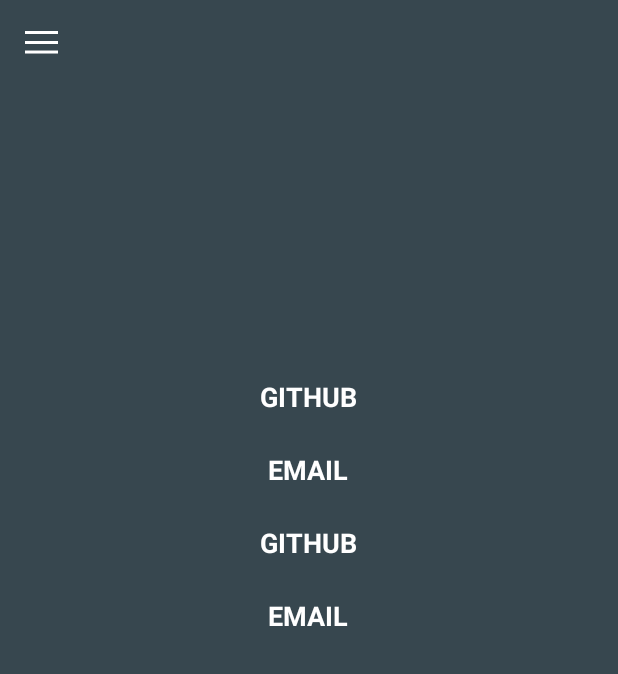
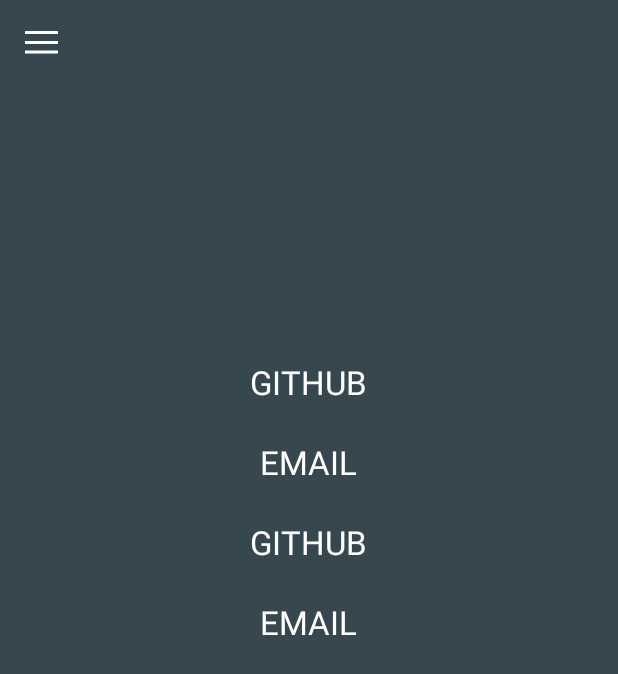
Before and after one commit to Yat3s/Caper, an Android app: the screen it shows after launch (MainActivity), after a tap on an icon or button, on a phone screen of 412 x 824 dp. Shown: the top 674 px of the screen. Run offline under Robolectric (Android 15) with nearby library versions, the phone set to English and light mode, and no system bars; our stand-ins replace ButterKnife; 1 statement that could not run was skipped; 1 other tap on this screen came first.

Commit message:
Added font

```diff
--- a/app/src/main/java/com/yat3s/demo/caper/App.java
+++ b/app/src/main/java/com/yat3s/demo/caper/App.java
@@ -9,7 +9,7 @@ import android.graphics.Typeface;
  * GitHub: https://github.com/yat3s
  */
 public class App extends Application {
-    private static final String PATH_CONTENT_TEXT_TYPEFACE = "fonts/kilsonburg.ttf";
+    private static final String PATH_CONTENT_TEXT_TYPEFACE = "fonts/DAYPBL__.ttf";
     public static Typeface sContentTextTypeface;
 
     @Override
--- a/app/src/main/java/com/yat3s/demo/caper/MainActivity.java
+++ b/app/src/main/java/com/yat3s/demo/caper/MainActivity.java
@@ -19,6 +19,7 @@ import android.widget.LinearLayout;
 import android.widget.TextView;
 
 import com.yat3s.demo.caper.widget.AnimateLayout;
+import com.yat3s.demo.caper.widget.ContentTextView;
 import com.yat3s.demo.caper.widget.GuillotineInterpolator;
 import com.yat3s.demo.caper.widget.ViewWrapper;
 
@@ -39,7 +40,7 @@ public class MainActivity extends AppCompatActivity {
     @BindView(R.id.toolbar)
     FrameLayout toolbar;
     @BindView(R.id.title_tv)
-    TextView titleTv;
+    ContentTextView titleTv;
     @BindView(R.id.performance_layout)
     AnimateLayout performanceLayout;
     @BindView(R.id.performance_viewpager)
@@ -68,7 +69,7 @@ public class MainActivity extends AppCompatActivity {
     }
 
     private void configureViewpager() {
-        final String[] itemTitles = new String[]{"1", "2222", "3333"};
+        final String[] itemTitles = new String[]{"Pager1", "Pager2", "Pager3"};
 
         performanceViewpager.setAdapter(new PagerAdapter() {
             @Override
@@ -148,7 +149,6 @@ public class MainActivity extends AppCompatActivity {
 
             @Override
             public void onAnimationEnd(Animator animation) {
-                titleTv.setVisibility(View.VISIBLE);
             }
 
             @Override
@@ -167,9 +167,10 @@ public class MainActivity extends AppCompatActivity {
             public void onClick(View v) {
                 if (menuIsOpen) {
                     mCloseMenuAnimator.start();
+                    titleTv.animate().alpha(1).start();
                 } else {
                     mOpenMenuAnimator.start();
-                    titleTv.setVisibility(View.GONE);
+                    titleTv.animate().alpha(0).start();
                 }
                 menuIsOpen = !menuIsOpen;
             }
--- a/app/src/main/java/com/yat3s/demo/caper/widget/ContentTextView.java
+++ b/app/src/main/java/com/yat3s/demo/caper/widget/ContentTextView.java
@@ -27,8 +27,8 @@ public class ContentTextView extends TextView {
     }
 
     private void init() {
-//        if (!isInEditMode()) {
-//            setTypeface(App.sContentTextTypeface);
-//        }
+        if (!isInEditMode()) {
+            setTypeface(App.sContentTextTypeface);
+        }
     }
 }
--- a/app/src/main/res/layout/layout_profile.xml
+++ b/app/src/main/res/layout/layout_profile.xml
@@ -18,30 +18,18 @@
 
     <com.yat3s.demo.caper.widget.ContentTextView
         style="@style/ProfileItemText"
-        android:layout_width="wrap_content"
-        android:layout_height="wrap_content"
-        android:layout_marginTop="36dp"
         android:text="GITHUB"/>
 
     <com.yat3s.demo.caper.widget.ContentTextView
         style="@style/ProfileItemText"
-        android:layout_width="wrap_content"
-        android:layout_height="wrap_content"
-        android:layout_marginTop="24dp"
         android:text="EMAIL"/>
 
     <com.yat3s.demo.caper.widget.ContentTextView
         style="@style/ProfileItemText"
-        android:layout_width="wrap_content"
-        android:layout_height="wrap_content"
-        android:layout_marginTop="24dp"
         android:text="GITHUB"/>
 
     <com.yat3s.demo.caper.widget.ContentTextView
         style="@style/ProfileItemText"
-        android:layout_width="wrap_content"
-        android:layout_height="wrap_content"
-        android:layout_marginTop="24dp"
         android:text="EMAIL"/>
 
 </LinearLayout>
--- a/app/src/main/res/layout/layout_toolbar.xml
+++ b/app/src/main/res/layout/layout_toolbar.xml
@@ -7,13 +7,14 @@
     android:layout_height="?attr/actionBarSize"
     tools:showIn="@layout/activity_main">
 
-    <TextView
+    <com.yat3s.demo.caper.widget.ContentTextView
         android:id="@+id/title_tv"
         android:layout_width="wrap_content"
         android:layout_height="wrap_content"
         android:layout_gravity="center"
         android:text="TITLE"
         android:textColor="@color/md_white_1000"
+        android:textSize="@dimen/text_size_medium"
         android:textStyle="bold"/>
 
     <ImageView
--- a/app/src/main/res/values/styles.xml
+++ b/app/src/main/res/values/styles.xml
@@ -14,7 +14,10 @@
 
     <style name="ProfileItemText">
         <item name="android:textColor">@color/md_white_1000</item>
-        <item name="android:textSize">@dimen/text_size_medium</item>
+        <item name="android:textSize">@dimen/text_size_large</item>
+        <item name="android:layout_width">wrap_content</item>
+        <item name="android:layout_height">wrap_content</item>
+        <item name="android:layout_marginTop">24dp</item>
         <item name="android:textStyle">bold</item>
     </style>
 
```
Also changed, not shown: app/src/main/assets/fonts/DAYPBL__.TTF (added), app/src/main/assets/fonts/kilsonburg.ttf (deleted).
